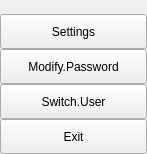
Before: the Qt Designer form UI/forms/XLUserPopupWidget.ui in gechangli/obs-studio, drawn with Qt 5.
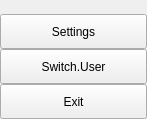
After: the same form once the commit is applied. Icons and pictures are not drawn.

Commit message: remove modify password from popup

The edit to the form file:
```diff
--- a/UI/forms/XLUserPopupWidget.ui
+++ b/UI/forms/XLUserPopupWidget.ui
@@ -7,7 +7,7 @@
     <x>0</x>
     <y>0</y>
     <width>147</width>
-    <height>147</height>
+    <height>112</height>
    </rect>
   </property>
   <property name="windowTitle">
@@ -77,13 +77,13 @@
      <property name="minimumSize">
       <size>
        <width>0</width>
-       <height>140</height>
+       <height>105</height>
       </size>
      </property>
      <property name="maximumSize">
       <size>
        <width>16777215</width>
-       <height>140</height>
+       <height>105</height>
       </size>
      </property>
      <property name="autoFillBackground">
@@ -130,25 +130,6 @@
         </property>
        </widget>
       </item>
-      <item>
-       <widget class="QPushButton" name="modifyPasswordButton">
-        <property name="minimumSize">
-         <size>
-          <width>0</width>
-          <height>35</height>
-         </size>
-        </property>
-        <property name="maximumSize">
-         <size>
-          <width>16777215</width>
-          <height>35</height>
-         </size>
-        </property>
-        <property name="text">
-         <string>Modify.Password</string>
-        </property>
-       </widget>
-      </item>
       <item>
        <widget class="QPushButton" name="switchUserButton">
         <property name="minimumSize">
```
The commit also changes 2 other files.
